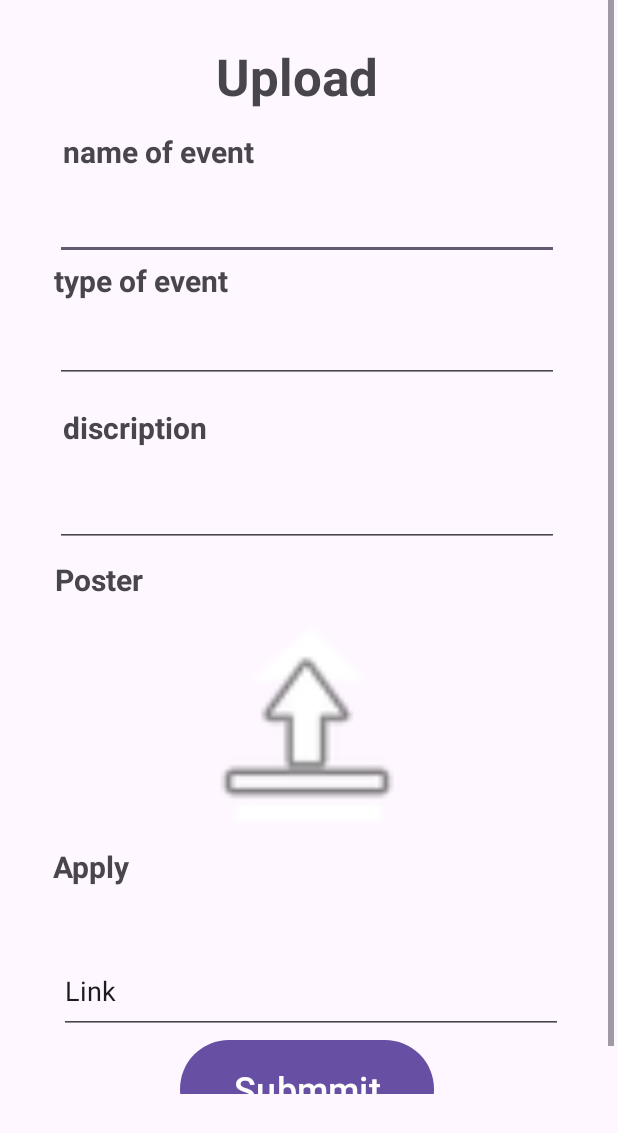
After one commit to BhanukiranG/oneCampus, an Android app: the eventsUpload screen opened directly, with no data from a screen before it, on a phone screen of 412 x 824 dp. The commit adds this screen. Shown: the top 1133 px of the screen. Run offline under Robolectric (Android 15) with nearby library versions, the phone set to English and light mode, and no system bars; libraries missing offline, so code that uses them is left out: com.karumi.dexter.

Commit message:
initial commit

```diff
--- a/app/build.gradle
+++ b/app/build.gradle
@@ -38,4 +38,5 @@ dependencies {
     testImplementation 'junit:junit:4.13.2'
     androidTestImplementation 'androidx.test.ext:junit:1.1.3'
     androidTestImplementation 'androidx.test.espresso:espresso-core:3.4.0'
+    implementation 'com.karumi:dexter:6.2.3'
 }
--- a/app/src/main/java/com/example/onecampus/MainActivity.java
+++ b/app/src/main/java/com/example/onecampus/MainActivity.java
@@ -18,14 +18,14 @@ public class MainActivity extends AppCompatActivity {
         signin.setOnClickListener(new View.OnClickListener() {
             @Override
             public void onClick(View v) {
-                Intent intent=new Intent(MainActivity.this,login.class);
+                Intent intent=new Intent(MainActivity.this,userLogin.class);
                 startActivity(intent);
             }
         });
         signup.setOnClickListener(new View.OnClickListener() {
             @Override
             public void onClick(View v) {
-                Intent intent=new Intent(MainActivity.this,register.class);
+                Intent intent=new Intent(MainActivity.this,userRegister.class);
                 startActivity(intent);
             }
         });
--- /dev/null
+++ b/app/src/main/java/com/example/onecampus/eventsUpload.java
@@ -0,0 +1,73 @@
+package com.example.onecampus;
+
+import androidx.annotation.Nullable;
+import androidx.appcompat.app.AppCompatActivity;
+
+import android.Manifest;
+import android.content.Intent;
+import android.os.Bundle;
+import android.view.View;
+import android.widget.Button;
+import android.widget.EditText;
+import android.widget.ImageView;
+import android.widget.Toast;
+
+import com.karumi.dexter.Dexter;
+import com.karumi.dexter.PermissionToken;
+import com.karumi.dexter.listener.PermissionDeniedResponse;
+import com.karumi.dexter.listener.PermissionGrantedResponse;
+import com.karumi.dexter.listener.PermissionRequest;
+import com.karumi.dexter.listener.single.PermissionListener;
+
+public class eventsUpload extends AppCompatActivity {
+    EditText nameOfEvent,typeOfEvent,discription,Link;
+    ImageView uploadImg,productImg;
+    Button submit;
+    @Override
+    protected void onCreate(Bundle savedInstanceState) {
+        super.onCreate(savedInstanceState);
+        setContentView(R.layout.activity_events_upload);
+        nameOfEvent=findViewById(R.id.nameOfEvent);
+        typeOfEvent=findViewById(R.id.typeOfEvent);
+        discription=findViewById(R.id.Discription);
+        Link=findViewById(R.id.LinkOfEvent);
+        uploadImg=findViewById(R.id.uploadImage);
+        productImg=findViewById(R.id.productImage);
+        submit=findViewById(R.id.uploadFireBase);
+        uploadImg.setOnClickListener(new View.OnClickListener() {
+            @Override
+            public void onClick(View v) {
+                uploadImage();
+            }
+        });
+    }
+    private void uploadImage(){
+        Dexter.withContext(this)
+                .withPermission(Manifest.permission.READ_EXTERNAL_STORAGE)
+                .withListener(new PermissionListener() {
+                    @Override
+                    public void onPermissionGranted(PermissionGrantedResponse permissionGrantedResponse) {
+                        Intent intent=new Intent();
+                        intent.setType("image/*");
+                        intent.setAction(Intent.ACTION_GET_CONTENT);
+                        startActivityForResult(intent,101);
+                    }
+
+                    @Override
+                    public void onPermissionDenied(PermissionDeniedResponse permissionDeniedResponse) {
+                        Toast.makeText(eventsUpload.this, "permission denied", Toast.LENGTH_SHORT).show();
+                    }
+
+                    @Override
+                    public void onPermissionRationaleShouldBeShown(PermissionRequest permissionRequest, PermissionToken permissionToken) {
+                        permissionToken.continuePermissionRequest();
+                    }
+                }).check();
+    }
+
+    @Override
+    protected void onActivityResult(int requestCode, int resultCode, @Nullable Intent data) {
+        super.onActivityResult(requestCode, resultCode, data);
+        if(requestCode==101)
+    }
+}
--- a/app/src/main/java/com/example/onecampus/userRegister.java
+++ b/app/src/main/java/com/example/onecampus/userRegister.java
@@ -58,8 +58,6 @@ public class userRegister extends AppCompatActivity {
                             public void onComplete(@NonNull Task<AuthResult> task) {
                                 if (task.isSuccessful()) {
                                     Toast.makeText(userRegister.this, "User Added", Toast.LENGTH_SHORT).show();
-//                                    Intent intent = new Intent(userRegister.this, userMain.class);
-//                                    startActivity(intent);
                                 } else {
                                     Toast.makeText(userRegister.this, "Authentication failed.",
                                             Toast.LENGTH_SHORT).show();
--- /dev/null
+++ b/app/src/main/res/layout/activity_events_upload.xml
@@ -0,0 +1,171 @@
+<?xml version="1.0" encoding="utf-8"?>
+<ScrollView xmlns:android="http://schemas.android.com/apk/res/android"
+    xmlns:app="http://schemas.android.com/apk/res-auto"
+    xmlns:tools="http://schemas.android.com/tools"
+    android:id="@+id/scrollView3"
+    android:layout_width="409dp"
+    android:layout_height="729dp"
+    tools:layout_editor_absoluteX="1dp"
+    tools:layout_editor_absoluteY="1dp"
+    android:fillViewport="true">
+    <androidx.constraintlayout.widget.ConstraintLayout
+        android:layout_width="match_parent"
+        android:layout_height="match_parent"
+        tools:context=".eventsUpload">
+
+        <TextView
+            android:id="@+id/textView6"
+            android:layout_width="122dp"
+            android:layout_height="51dp"
+            android:layout_marginTop="28dp"
+            android:text="Upload"
+            android:textSize="34sp"
+            android:textStyle="bold"
+            app:layout_constraintEnd_toEndOf="parent"
+            app:layout_constraintStart_toStartOf="parent"
+            app:layout_constraintTop_toTopOf="parent" />
+
+        <TextView
+            android:id="@+id/textView7"
+            android:layout_width="182dp"
+            android:layout_height="36dp"
+            android:layout_marginTop="8dp"
+            android:text="name of event"
+            android:textSize="20sp"
+            android:textStyle="bold"
+            app:layout_constraintEnd_toEndOf="parent"
+            app:layout_constraintHorizontal_bias="0.185"
+            app:layout_constraintStart_toStartOf="parent"
+            app:layout_constraintTop_toBottomOf="@+id/textView6" />
+
+        <TextView
+            android:id="@+id/textView8"
+            android:layout_width="182dp"
+            android:layout_height="36dp"
+            android:text="type of event"
+            android:textSize="20sp"
+            android:textStyle="bold"
+            app:layout_constraintEnd_toEndOf="parent"
+            app:layout_constraintHorizontal_bias="0.158"
+            app:layout_constraintStart_toStartOf="parent"
+            app:layout_constraintTop_toBottomOf="@+id/nameOfEvent" />
+
+        <TextView
+            android:id="@+id/textView9"
+            android:layout_width="182dp"
+            android:layout_height="36dp"
+            android:layout_marginTop="16dp"
+            android:text="discription"
+            android:textSize="20sp"
+            android:textStyle="bold"
+            app:layout_constraintEnd_toEndOf="parent"
+            app:layout_constraintHorizontal_bias="0.185"
+            app:layout_constraintStart_toStartOf="parent"
+            app:layout_constraintTop_toBottomOf="@+id/typeOfEvent" />
+
+        <TextView
+            android:id="@+id/textView10"
+            android:layout_width="182dp"
+            android:layout_height="36dp"
+            android:layout_marginTop="8dp"
+            android:text="Apply"
+            android:textSize="20sp"
+            android:textStyle="bold"
+            app:layout_constraintEnd_toEndOf="parent"
+            app:layout_constraintHorizontal_bias="0.154"
+            app:layout_constraintStart_toStartOf="parent"
+            app:layout_constraintTop_toBottomOf="@+id/uploadImage" />
+
+        <TextView
+            android:id="@+id/textView11"
+            android:layout_width="182dp"
+            android:layout_height="36dp"
+            android:layout_marginTop="8dp"
+            android:text="Poster"
+            android:textSize="20sp"
+            android:textStyle="bold"
+            app:layout_constraintEnd_toEndOf="parent"
+            app:layout_constraintHorizontal_bias="0.162"
+            app:layout_constraintStart_toStartOf="parent"
+            app:layout_constraintTop_toBottomOf="@+id/Discription" />
+
+        <EditText
+            android:id="@+id/nameOfEvent"
+            android:layout_width="336dp"
+            android:layout_height="46dp"
+            android:layout_marginTop="4dp"
+            android:ems="10"
+            android:inputType="textPersonName"
+            app:layout_constraintEnd_toEndOf="parent"
+            app:layout_constraintStart_toStartOf="parent"
+            app:layout_constraintTop_toBottomOf="@+id/textView7" />
+
+        <EditText
+            android:id="@+id/typeOfEvent"
+            android:layout_width="336dp"
+            android:layout_height="46dp"
+            android:ems="10"
+            android:inputType="textPersonName"
+            app:layout_constraintEnd_toEndOf="parent"
+            app:layout_constraintStart_toStartOf="parent"
+            app:layout_constraintTop_toBottomOf="@+id/textView8" />
+
+        <EditText
+            android:id="@+id/Discription"
+            android:layout_width="336dp"
+            android:layout_height="57dp"
+            android:ems="10"
+            android:inputType="textPersonName"
+            app:layout_constraintEnd_toEndOf="parent"
+            app:layout_constraintStart_toStartOf="parent"
+            app:layout_constraintTop_toBottomOf="@+id/textView9" />
+
+        <EditText
+            android:id="@+id/LinkOfEvent"
+            android:layout_width="336dp"
+            android:layout_height="57dp"
+            android:layout_marginTop="32dp"
+            android:ems="10"
+            android:inputType="textPersonName"
+            android:text="Link"
+            app:layout_constraintEnd_toEndOf="parent"
+            app:layout_constraintHorizontal_bias="0.534"
+            app:layout_constraintStart_toStartOf="parent"
+            app:layout_constraintTop_toBottomOf="@+id/textView10" />
+
+        <ImageView
+            android:id="@+id/uploadImage"
+            android:layout_width="340dp"
+            android:layout_height="147dp"
+            app:layout_constraintEnd_toEndOf="parent"
+            app:layout_constraintStart_toStartOf="parent"
+            app:layout_constraintTop_toBottomOf="@+id/textView11"
+            app:srcCompat="@android:drawable/stat_sys_upload" />
+
+        <Button
+            android:id="@+id/uploadFireBase"
+            android:layout_width="169dp"
+            android:layout_height="73dp"
+            android:text="Submmit"
+            android:textSize="24sp"
+            app:layout_constraintEnd_toEndOf="parent"
+            app:layout_constraintStart_toStartOf="parent"
+            app:layout_constraintTop_toBottomOf="@+id/LinkOfEvent" />
+
+        <RelativeLayout
+            android:layout_width="340dp"
+            android:layout_height="144dp"
+            app:layout_constraintBottom_toTopOf="@+id/textView10"
+            app:layout_constraintEnd_toEndOf="parent"
+            app:layout_constraintStart_toStartOf="parent"
+            app:layout_constraintTop_toBottomOf="@+id/textView11">
+
+            <ImageView
+                android:id="@+id/productImage"
+                android:layout_width="match_parent"
+                android:layout_height="match_parent"
+                app:srcCompat="@android:drawable/ic_menu_upload" />
+        </RelativeLayout>
+
+    </androidx.constraintlayout.widget.ConstraintLayout>
+</ScrollView>
--- a/app/src/main/res/values-night/themes.xml
+++ b/app/src/main/res/values-night/themes.xml
@@ -1,6 +1,6 @@
 <resources xmlns:tools="http://schemas.android.com/tools">
     <!-- Base application theme. -->
-    <style name="Theme.OneCampus" parent="Theme.MaterialComponents.DayNight.DarkActionBar">
+    <style name="Theme.OneCampus" parent="Theme.MaterialComponents.DayNight.NoActionBar">
         <!-- Primary brand color. -->
         <item name="colorPrimary">@color/purple_200</item>
         <item name="colorPrimaryVariant">@color/purple_700</item>
--- a/app/src/main/res/values/themes.xml
+++ b/app/src/main/res/values/themes.xml
@@ -1,6 +1,6 @@
 <resources xmlns:tools="http://schemas.android.com/tools">
     <!-- Base application theme. -->
-    <style name="Theme.OneCampus" parent="Theme.MaterialComponents.DayNight.DarkActionBar">
+    <style name="Theme.OneCampus" parent="Theme.MaterialComponents.DayNight.NoActionBar">
         <!-- Primary brand color. -->
         <item name="colorPrimary">@color/purple_500</item>
         <item name="colorPrimaryVariant">@color/purple_700</item>
```
Also changed, not shown: app/src/main/AndroidManifest.xml (+10 -20 lines), app/src/main/java/com/example/onecampus/adminLogin.java (deleted, +0 -14 lines), app/src/main/java/com/example/onecampus/adminRegister.java (deleted, +0 -14 lines), app/src/main/java/com/example/onecampus/login.java (deleted, +0 -33 lines), app/src/main/java/com/example/onecampus/register.java (deleted, +0 -33 lines), app/src/main/java/com/example/onecampus/userLogin.java (+0 -12 lines), app/src/main/java/com/example/onecampus/userMain.java (+12 -18 lines), app/src/main/res/layout/activity_admin_login.xml (deleted, +0 -9 lines), app/src/main/res/layout/activity_admin_register.xml (deleted, +0 -9 lines), app/src/main/res/layout/activity_login.xml (deleted, +0 -31 lines), app/src/main/res/layout/activity_register.xml (deleted, +0 -31 lines), app/src/main/res/layout/activity_user_main.xml (+16 -20 lines).
